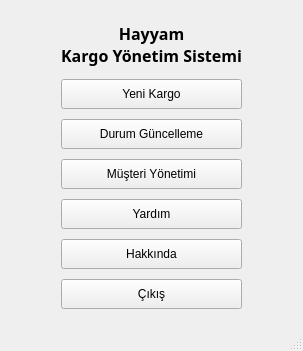
The window that src/app.ui (lacriment/Hayyam) describes before a commit, drawn with Qt 5.
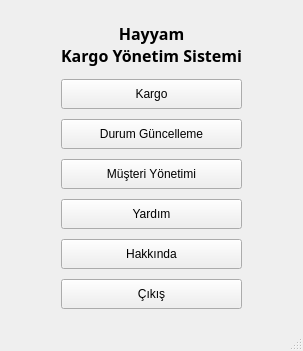
The same window after the commit.

Diff of the .ui file:
```diff
--- a/src/app.ui
+++ b/src/app.ui
@@ -69,7 +69,7 @@
          </size>
         </property>
         <property name="text">
-         <string>Yeni Kargo</string>
+         <string>Kargo</string>
         </property>
        </widget>
       </item>
```
